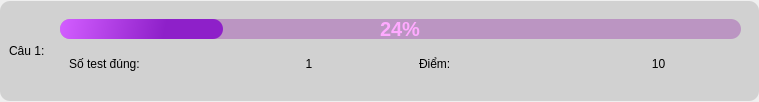
hoangm960/Astraea, file UI_Files/result_frame.ui: the form before one commit.
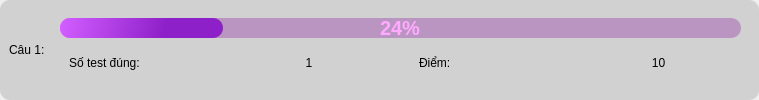
The form after the commit.

The edit to the form file:
```diff
--- a/UI_Files/result_frame.ui
+++ b/UI_Files/result_frame.ui
@@ -7,7 +7,7 @@
     <x>0</x>
     <y>0</y>
     <width>759</width>
-    <height>102</height>
+    <height>100</height>
    </rect>
   </property>
   <property name="font">
```
Left out of the diff: 2 changed lines with no effect on the pictures.
